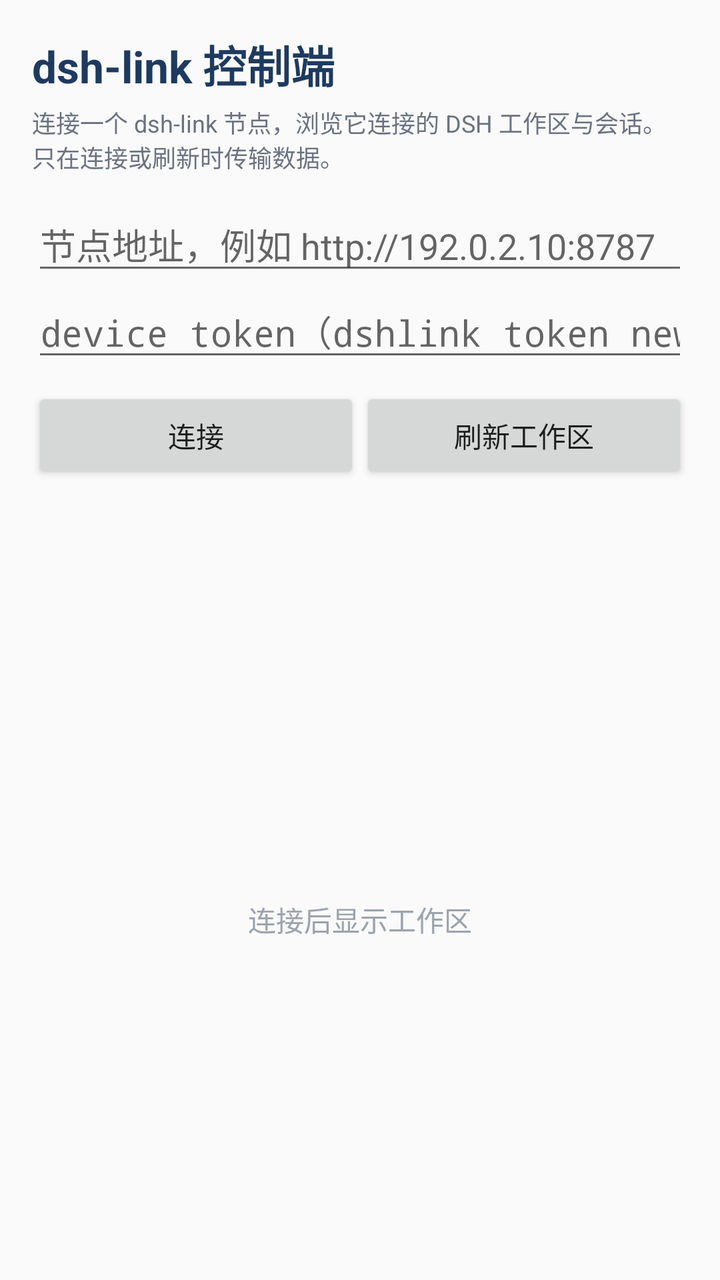
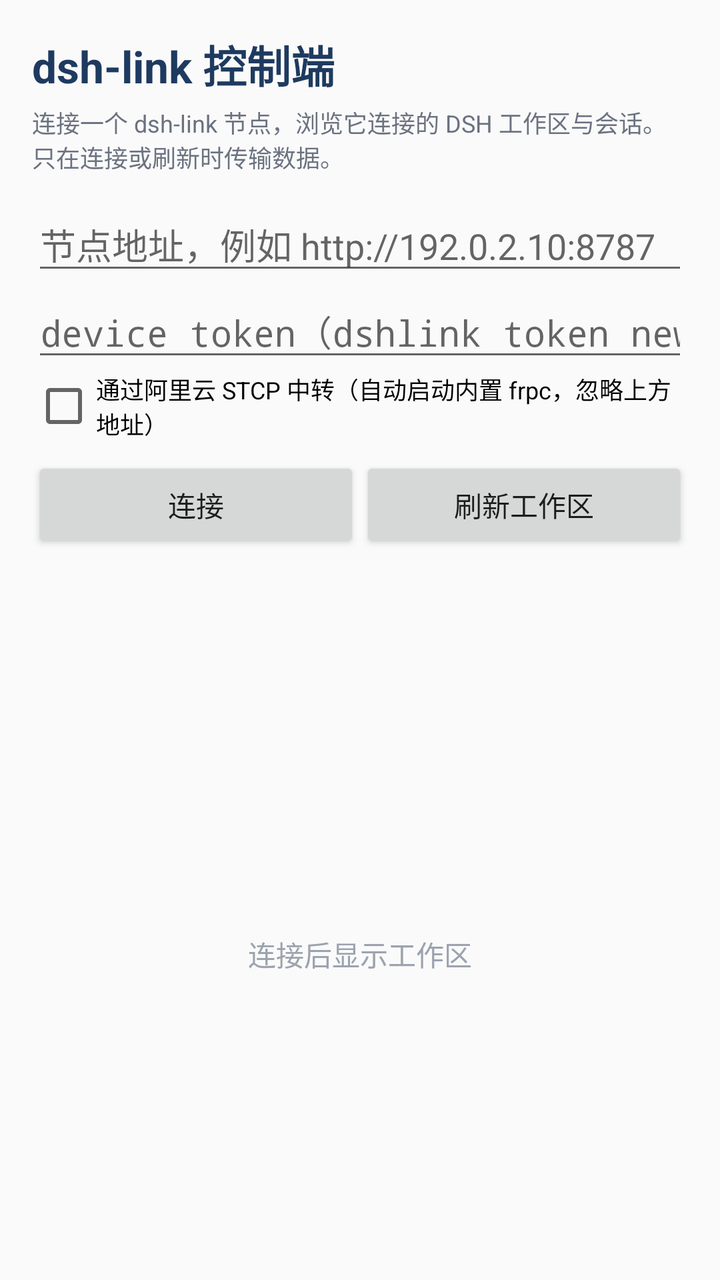

Screens rendered from an Android XML layout before and after an edit, with the pre-edit source and the edit as a unified diff.
<!-- AndroidManifest.xml: application theme AppTheme -->
<!-- res/layout/activity_main.xml -->
<?xml version="1.0" encoding="utf-8"?>
<LinearLayout xmlns:android="http://schemas.android.com/apk/res/android"
    android:layout_width="match_parent"
    android:layout_height="match_parent"
    android:orientation="vertical"
    android:padding="16dp">

    <TextView
        android:layout_width="wrap_content"
        android:layout_height="wrap_content"
        android:text="dsh-link 控制端"
        android:textSize="22sp"
        android:textStyle="bold"
        android:textColor="#1E3A5F"
        android:paddingBottom="4dp" />

    <TextView
        android:layout_width="match_parent"
        android:layout_height="wrap_content"
        android:text="连接一个 dsh-link 节点，浏览它连接的 DSH 工作区与会话。只在连接或刷新时传输数据。"
        android:textSize="12sp"
        android:textColor="#6B7280"
        android:paddingBottom="12dp" />

    <EditText
        android:id="@+id/url_input"
        android:layout_width="match_parent"
        android:layout_height="wrap_content"
        android:hint="节点地址，例如 http://192.0.2.10:8787"
        android:inputType="textUri"
        android:singleLine="true" />

    <EditText
        android:id="@+id/token_input"
        android:layout_width="match_parent"
        android:layout_height="wrap_content"
        android:hint="device token（dshlink token new --role device）"
        android:inputType="textPassword"
        android:singleLine="true" />

    <LinearLayout
        android:layout_width="match_parent"
        android:layout_height="wrap_content"
        android:orientation="horizontal"
        android:paddingTop="8dp">

        <Button
            android:id="@+id/connect_button"
            android:layout_width="0dp"
            android:layout_height="wrap_content"
            android:layout_weight="1"
            android:text="连接" />

        <Button
            android:id="@+id/refresh_button"
            android:layout_width="0dp"
            android:layout_height="wrap_content"
            android:layout_weight="1"
            android:text="刷新工作区" />
    </LinearLayout>

    <TextView
        android:id="@+id/status"
        android:layout_width="match_parent"
        android:layout_height="wrap_content"
        android:paddingTop="8dp"
        android:textSize="13sp"
        android:textColor="#374151" />

    <TextView
        android:id="@+id/summary"
        android:layout_width="match_parent"
        android:layout_height="wrap_content"
        android:paddingTop="4dp"
        android:textSize="12sp"
        android:textColor="#6B7280" />

    <TextView
        android:id="@+id/warning"
        android:layout_width="match_parent"
        android:layout_height="wrap_content"
        android:padding="10dp"
        android:layout_marginTop="8dp"
        android:background="#FFF3CD"
        android:textColor="#7A4F00"
        android:textSize="12sp"
        android:visibility="gone" />

    <FrameLayout
        android:layout_width="match_parent"
        android:layout_height="0dp"
        android:layout_weight="1"
        android:layout_marginTop="8dp">

        <ListView
            android:id="@+id/workspace_list"
            android:layout_width="match_parent"
            android:layout_height="match_parent"
            android:divider="#E5E7EB"
            android:dividerHeight="1dp" />

        <TextView
            android:id="@+id/empty"
            android:layout_width="wrap_content"
            android:layout_height="wrap_content"
            android:layout_gravity="center"
            android:text="连接后显示工作区"
            android:textColor="#9CA3AF" />
    </FrameLayout>
</LinearLayout>
<!-- resources referenced by this layout -->
<resources>
  <style name="AppTheme" parent="android:Theme.Material.Light.DarkActionBar">
          <item name="android:colorPrimary">#1E3A5F</item>
          <item name="android:colorPrimaryDark">#14283F</item>
          <item name="android:colorAccent">#2F6FA8</item>
          <item name="android:statusBarColor">#14283F</item>
      </style>
</resources>

<!-- the commit's change to res/layout/activity_main.xml (unified diff, before → after) -->
@@ -37,6 +37,13 @@
         android:hint="device token（dshlink token new --role device）"
         android:inputType="textPassword"
         android:singleLine="true" />
+
+    <CheckBox
+        android:id="@+id/tunnel_check"
+        android:layout_width="match_parent"
+        android:layout_height="wrap_content"
+        android:text="通过阿里云 STCP 中转（自动启动内置 frpc，忽略上方地址）"
+        android:textSize="12sp" />
 
     <LinearLayout
         android:layout_width="match_parent"
